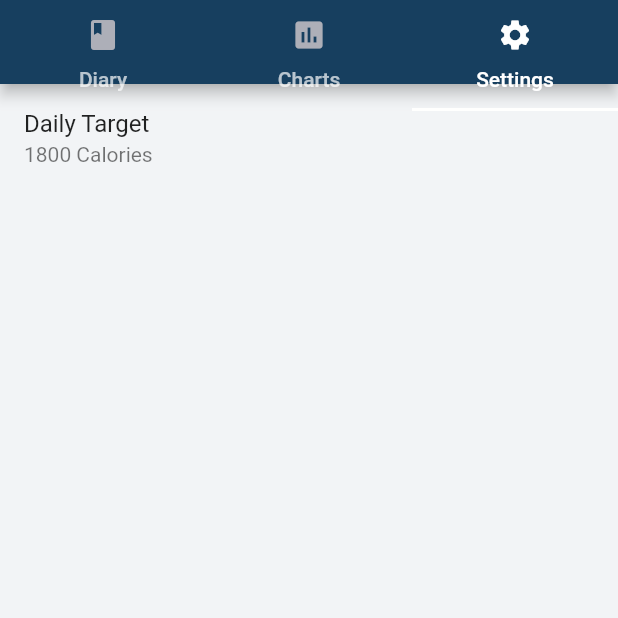
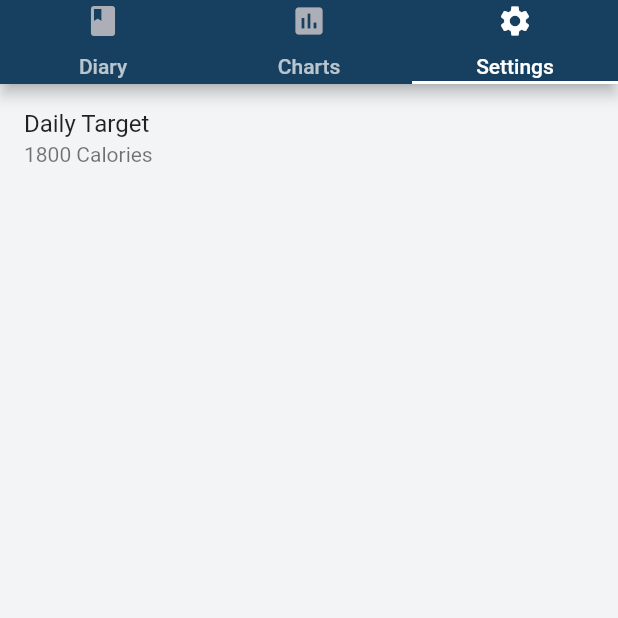
Before and after one commit to DJayalath/calorie_counter, a Flutter app: the screen it shows after launch, tab 3 chosen, on a phone screen of 412 x 824 dp, the top half of it. Run offline on Flutter 3.47's test engine with Material 2 defaults, Android fonts, the phone set to English and light mode, and no system bars; our stand-ins replace charts_flutter, shared_preferences.

Commit message:
Fixed appBar bottom overflow bug

```diff
--- a/lib/main.dart
+++ b/lib/main.dart
@@ -108,10 +108,8 @@ class CalorieCounter extends StatelessWidget {
                 length: 3,
                 child: Scaffold(
                     appBar: AppBar(
-                        flexibleSpace: Column(
-                            mainAxisAlignment: MainAxisAlignment.end,
-                            children: [
-                                TabBar(
+                        flexibleSpace: SafeArea(
+                          child: TabBar(
                               indicatorColor: Color(0xfffffffe),
                               tabs: [
                                   Tab(
@@ -128,7 +126,6 @@ class CalorieCounter extends StatelessWidget {
                                   )
                               ],
                           ),
-                            ],
                         ),
                     ),
                     body: TabBarView(
--- a/pubspec.yaml
+++ b/pubspec.yaml
@@ -11,7 +11,7 @@ description: Calorie Counter
 # In iOS, build-name is used as CFBundleShortVersionString while build-number used as CFBundleVersion.
 # Read more about iOS versioning at
 # https://developer.apple.com/library/archive/documentation/General/Reference/InfoPlistKeyReference/Articles/CoreFoundationKeys.html
-version: 1.0.2+3
+version: 1.0.4+5
 
 environment:
   sdk: ">=2.3.0 <3.0.0"
```
Lines whose indentation alone changed are shown as unchanged.
